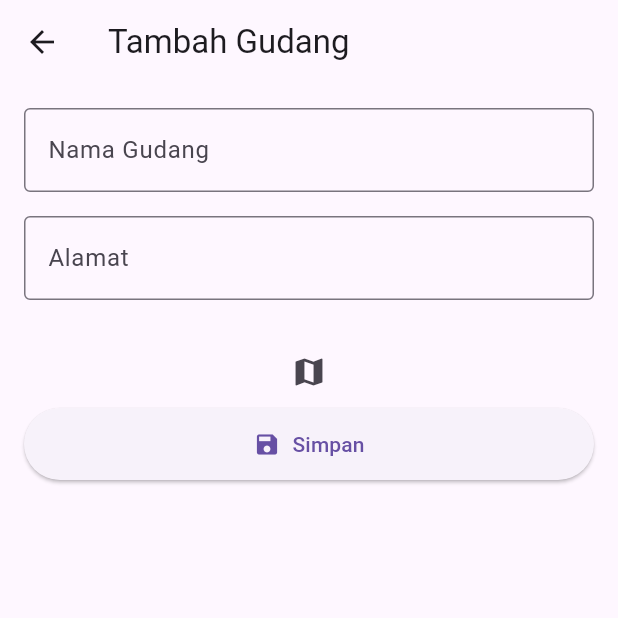
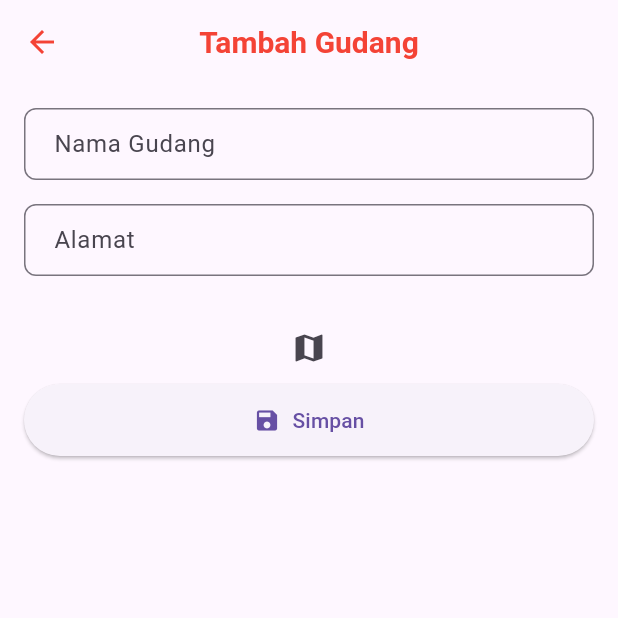
Before and after one commit to mddhafa/GudApp, a Flutter app: the TambahGudang screen opened directly, on a phone screen of 412 x 824 dp, the top half of it. Run offline on Flutter 3.47's test engine with Material 3 defaults, Android fonts, the light colour scheme and no system bars; our stand-ins replace bloc, dartz, flutter_bloc, flutter_secure_storage, geocoding, geolocator and 1 more; accounts and stored records are empty; statements that could not run were skipped.

Commit message:
membuat custom text form

```diff
--- /dev/null
+++ b/lib/core/extensions/form_text_custom.dart
@@ -0,0 +1,39 @@
+import 'package:flutter/material.dart';
+
+class CustomTextFormField extends StatelessWidget {
+  final TextEditingController controller;
+  final String label;
+  final String? Function(String?)? validator;
+  final TextInputType keyboardType;
+  final bool isObscure;
+  final int maxLines;
+
+  const CustomTextFormField({
+    super.key,
+    required this.controller,
+    required this.label,
+    this.validator,
+    this.keyboardType = TextInputType.text,
+    this.isObscure = false,
+    this.maxLines = 1,
+  });
+
+  @override
+  Widget build(BuildContext context) {
+    return TextFormField(
+      controller: controller,
+      obscureText: isObscure,
+      keyboardType: keyboardType,
+      maxLines: maxLines,
+      decoration: InputDecoration(
+        labelText: label,
+        border: OutlineInputBorder(borderRadius: BorderRadius.circular(8)),
+        contentPadding: const EdgeInsets.symmetric(
+          horizontal: 16,
+          vertical: 12,
+        ),
+      ),
+      validator: validator,
+    );
+  }
+}
--- a/lib/presentation/gudang/tambah_gudang.dart
+++ b/lib/presentation/gudang/tambah_gudang.dart
@@ -3,6 +3,7 @@ import 'package:flutter_bloc/flutter_bloc.dart';
 import 'package:gudapp/data/model/request/gudang_request_model.dart';
 import 'package:gudapp/presentation/gudang/bloc/gudang_bloc.dart';
 import 'package:gudapp/presentation/gudang/maps/map_page.dart';
+import 'package:gudapp/core/extensions/form_text_custom.dart';
 
 class TambahGudang extends StatefulWidget {
   const TambahGudang({super.key});
@@ -61,19 +62,26 @@ class _TambahGudangState extends State<TambahGudang> {
   @override
   Widget build(BuildContext context) {
     return Scaffold(
-      appBar: AppBar(title: const Text('Tambah Gudang')),
+      appBar: AppBar(
+        title: const Text('Tambah Gudang'),
+        centerTitle: true,
+        titleTextStyle: const TextStyle(
+          fontWeight: FontWeight.w600,
+          fontSize: 20,
+          color: Colors.red,
+        ),
+        foregroundColor: Colors.red,
+      ),
       body: Padding(
         padding: const EdgeInsets.all(16.0),
         child: Form(
           key: _formKey,
           child: Column(
             children: [
-              TextFormField(
+              //nama
+              CustomTextFormField(
                 controller: _namaController,
-                decoration: const InputDecoration(
-                  labelText: 'Nama Gudang',
-                  border: OutlineInputBorder(),
-                ),
+                label: 'Nama Gudang',
                 validator:
                     (value) =>
                         value == null || value.trim().isEmpty
@@ -81,12 +89,11 @@ class _TambahGudangState extends State<TambahGudang> {
                             : null,
               ),
               const SizedBox(height: 16),
-              TextFormField(
+
+              //alamt
+              CustomTextFormField(
                 controller: _alamatController,
-                decoration: const InputDecoration(
-                  labelText: 'Alamat',
-                  border: OutlineInputBorder(),
-                ),
+                label: 'Alamat',
                 validator:
                     (value) =>
                         value == null || value.trim().isEmpty
```
Also changed, not shown: lib/presentation/items/tambah_items_screen.dart (added, +146 -0 lines).
